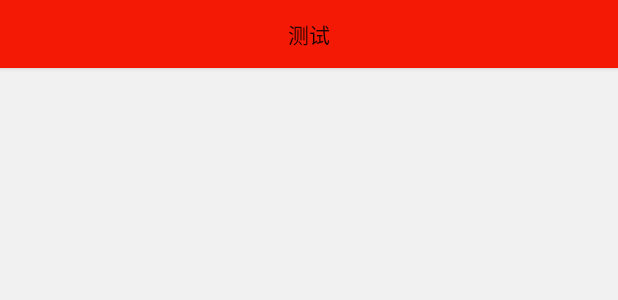
After one commit to warriorWorld/DemoDemo, an Android app: the layout activity_touch_event.xml on its own in the app's theme, with its tools: preview values and no code run, on a phone screen of 412 x 824 dp. The commit adds this screen. Shown: the top 300 px of the screen. Run offline under Robolectric (Android 15) with nearby library versions, the phone set to English and light mode, and no system bars.

Commit message:
touch event

```diff
--- a/app/src/main/AndroidManifest.xml
+++ b/app/src/main/AndroidManifest.xml
@@ -18,6 +18,7 @@
         </activity>
         <activity android:name=".business.bubbling.BubblingActivity"></activity>
         <activity android:name=".business.builder.BuilderActivity"></activity>
+        <activity android:name=".business.touchevent.TouchEventActivity"></activity>
     </application>
 
 </manifest>
--- a/app/src/main/java/com/insightsurfface/demodemo/business/main/MainActivity.java
+++ b/app/src/main/java/com/insightsurfface/demodemo/business/main/MainActivity.java
@@ -11,6 +11,7 @@ import com.insightsurfface.demodemo.adapter.MainAdapter;
 import com.insightsurfface.demodemo.base.BaseActivity;
 import com.insightsurfface.demodemo.business.bubbling.BubblingActivity;
 import com.insightsurfface.demodemo.business.builder.BuilderActivity;
+import com.insightsurfface.demodemo.business.touchevent.TouchEventActivity;
 import com.insightsurfface.demodemo.listener.OnRecycleItemClickListener;
 
 import androidx.recyclerview.widget.LinearLayoutManager;
@@ -63,6 +64,9 @@ public class MainActivity extends BaseActivity implements MainContract.View {
                             case 1:
                                 intent = new Intent(MainActivity.this, BuilderActivity.class);
                                 break;
+                            case 2:
+                                intent= new Intent(MainActivity.this, TouchEventActivity.class);
+                                break;
                         }
                         if (null != intent) {
                             startActivity(intent);
--- a/app/src/main/java/com/insightsurfface/demodemo/business/main/MainPresenter.java
+++ b/app/src/main/java/com/insightsurfface/demodemo/business/main/MainPresenter.java
@@ -13,7 +13,7 @@ public class MainPresenter implements MainContract.Persenter {
 
     @Override
     public void getDemoList() {
-        mView.displayList(new String[]{"冒泡排序", "建造者模式"});
+        mView.displayList(new String[]{"冒泡排序", "建造者模式","触摸事件传递"});
     }
 
     @Override
--- /dev/null
+++ b/app/src/main/res/layout/activity_touch_event.xml
@@ -0,0 +1,26 @@
+<?xml version="1.0" encoding="utf-8"?>
+<androidx.constraintlayout.widget.ConstraintLayout xmlns:android="http://schemas.android.com/apk/res/android"
+    xmlns:app="http://schemas.android.com/apk/res-auto"
+    xmlns:tools="http://schemas.android.com/tools"
+    android:layout_width="match_parent"
+    android:layout_height="match_parent"
+    android:background="@color/gray"
+    tools:context=".business.main.MainActivity">
+
+    <com.insightsurfface.demodemo.business.touchevent.TouchLayout
+        android:id="@+id/touch_layout"
+        android:layout_width="0dp"
+        android:layout_height="0dp"
+        app:layout_constraintBottom_toBottomOf="parent"
+        app:layout_constraintLeft_toLeftOf="parent"
+        app:layout_constraintRight_toRightOf="parent"
+        app:layout_constraintTop_toTopOf="parent">
+
+        <com.insightsurfface.demodemo.business.touchevent.TouchButton
+            android:id="@+id/test_btn"
+            android:layout_width="match_parent"
+            android:layout_height="45dp"
+            android:background="@drawable/rect_main"
+            android:text="测试"></com.insightsurfface.demodemo.business.touchevent.TouchButton>
+    </com.insightsurfface.demodemo.business.touchevent.TouchLayout>
+</androidx.constraintlayout.widget.ConstraintLayout>
--- a/app/src/main/res/values/colors.xml
+++ b/app/src/main/res/values/colors.xml
@@ -1,7 +1,7 @@
 <?xml version="1.0" encoding="utf-8"?>
 <resources>
-    <color name="colorPrimary">#008577</color>
-    <color name="colorPrimaryDark">#00574B</color>
+    <color name="colorPrimary">#F31905</color>
+    <color name="colorPrimaryDark">#FF1D86</color>
     <color name="colorAccent">#D81B60</color>
     <color name="main_text_color">#444444</color>
     <color name="white">#FFFFFF</color>
```
Also changed, not shown: app/src/main/java/com/insightsurfface/demodemo/business/touchevent/TouchButton.java (added, +28 -0 lines), app/src/main/java/com/insightsurfface/demodemo/business/touchevent/TouchEventActivity.java (added, +38 -0 lines), app/src/main/java/com/insightsurfface/demodemo/business/touchevent/TouchLayout.java (added, +40 -0 lines), app/src/main/java/com/insightsurfface/demodemo/utils/Logger.java (added, +25 -0 lines).
